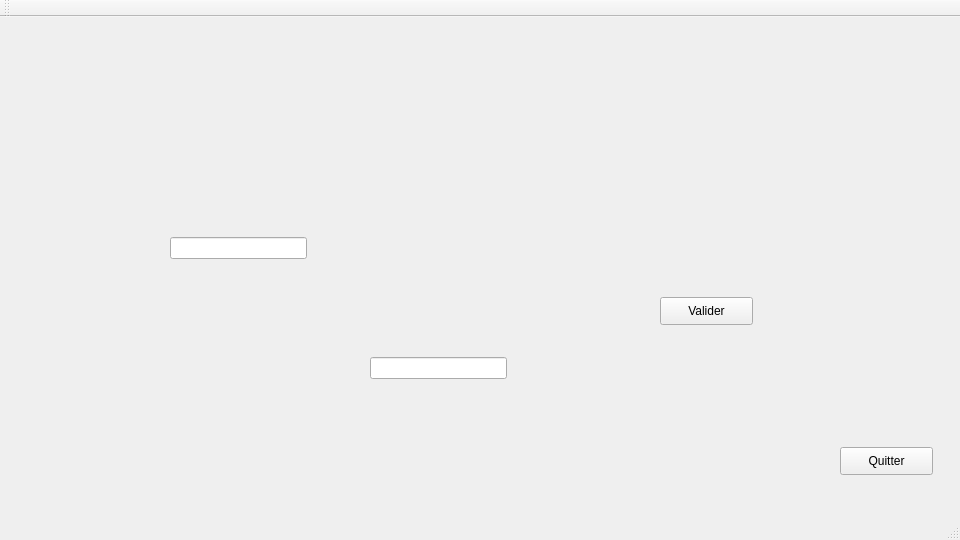
Old version of the form mainwindow.ui in the repository Nardinounet/Gestionnator.
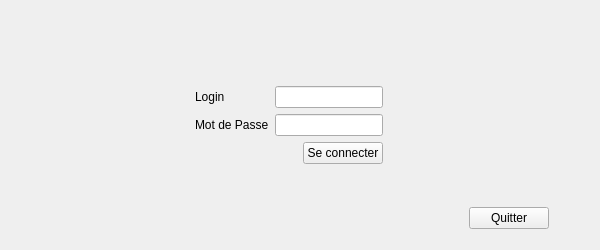
New version of the form.

```diff
--- a/mainwindow.ui
+++ b/mainwindow.ui
@@ -6,14 +6,20 @@
    <rect>
     <x>0</x>
     <y>0</y>
-    <width>960</width>
-    <height>540</height>
+    <width>600</width>
+    <height>250</height>
    </rect>
   </property>
   <property name="minimumSize">
    <size>
-    <width>960</width>
-    <height>540</height>
+    <width>600</width>
+    <height>250</height>
+   </size>
+  </property>
+  <property name="maximumSize">
+   <size>
+    <width>600</width>
+    <height>250</height>
    </size>
   </property>
   <property name="windowTitle">
@@ -23,92 +29,216 @@
    <string notr="true"/>
   </property>
   <widget class="QWidget" name="centralWidget">
-   <widget class="QPushButton" name="BT_Quitter">
-    <property name="geometry">
-     <rect>
-      <x>840</x>
-      <y>430</y>
-      <width>93</width>
-      <height>28</height>
-     </rect>
-    </property>
-    <property name="text">
-     <string>Quitter</string>
-    </property>
-   </widget>
-   <widget class="QPushButton" name="BT_Valider">
-    <property name="geometry">
-     <rect>
-      <x>660</x>
-      <y>280</y>
-      <width>93</width>
-      <height>28</height>
-     </rect>
-    </property>
-    <property name="styleSheet">
-     <string notr="true"/>
-    </property>
-    <property name="text">
-     <string>Valider</string>
-    </property>
-   </widget>
-   <widget class="QLineEdit" name="lineEdit">
-    <property name="geometry">
-     <rect>
-      <x>370</x>
-      <y>340</y>
-      <width>137</width>
-      <height>22</height>
-     </rect>
-    </property>
-    <property name="minimumSize">
-     <size>
-      <width>50</width>
-      <height>0</height>
-     </size>
-    </property>
-   </widget>
-   <widget class="QLineEdit" name="lineEdit_2">
-    <property name="geometry">
-     <rect>
-      <x>170</x>
-      <y>220</y>
-      <width>137</width>
-      <height>22</height>
-     </rect>
-    </property>
-   </widget>
-   <widget class="QWidget" name="gridLayoutWidget">
-    <property name="geometry">
-     <rect>
-      <x>420</x>
-      <y>50</y>
-      <width>160</width>
-      <height>80</height>
-     </rect>
-    </property>
-    <layout class="QGridLayout" name="gridLayout"/>
-   </widget>
+   <layout class="QHBoxLayout" name="horizontalLayout_2">
+    <item>
+     <layout class="QHBoxLayout" name="horizontalLayout">
+      <item>
+       <layout class="QVBoxLayout" name="verticalLayout_4">
+        <item>
+         <spacer name="horizontalSpacer_2">
+          <property name="orientation">
+           <enum>Qt::Horizontal</enum>
+          </property>
+          <property name="sizeHint" stdset="0">
+           <size>
+            <width>40</width>
+            <height>20</height>
+           </size>
+          </property>
+         </spacer>
+        </item>
+       </layout>
+      </item>
+      <item>
+       <layout class="QVBoxLayout" name="verticalLayout_3">
+        <item>
+         <spacer name="verticalSpacer">
+          <property name="orientation">
+           <enum>Qt::Vertical</enum>
+          </property>
+          <property name="sizeHint" stdset="0">
+           <size>
+            <width>20</width>
+            <height>40</height>
+           </size>
+          </property>
+         </spacer>
+        </item>
+        <item>
+         <layout class="QHBoxLayout" name="horizontalLayout_3">
+          <item>
+           <layout class="QVBoxLayout" name="verticalLayout">
+            <item>
+             <widget class="QLabel" name="lab_Login">
+              <property name="text">
+               <string>Login</string>
+              </property>
+             </widget>
+            </item>
+            <item>
+             <widget class="QLabel" name="lab_MDP">
+              <property name="text">
+               <string>Mot de Passe</string>
+              </property>
+             </widget>
+            </item>
+           </layout>
+          </item>
+          <item>
+           <layout class="QVBoxLayout" name="verticalLayout_5">
+            <item>
+             <widget class="QLineEdit" name="LE_login"/>
+            </item>
+            <item>
+             <widget class="QLineEdit" name="LE_MDP">
+              <property name="echoMode">
+               <enum>QLineEdit::Password</enum>
+              </property>
+             </widget>
+            </item>
+           </layout>
+          </item>
+         </layout>
+        </item>
+        <item>
+         <layout class="QHBoxLayout" name="horizontalLayout_8">
+          <item>
+           <spacer name="horizontalSpacer_6">
+            <property name="orientation">
+             <enum>Qt::Horizontal</enum>
+            </property>
+            <property name="sizeHint" stdset="0">
+             <size>
+              <width>40</width>
+              <height>20</height>
+             </size>
+            </property>
+           </spacer>
+          </item>
+          <item>
+           <widget class="QPushButton" name="BT_se_connecter">
+            <property name="text">
+             <string>Se connecter</string>
+            </property>
+           </widget>
+          </item>
+         </layout>
+        </item>
+        <item>
+         <spacer name="verticalSpacer_2">
+          <property name="orientation">
+           <enum>Qt::Vertical</enum>
+          </property>
+          <property name="sizeHint" stdset="0">
+           <size>
+            <width>20</width>
+            <height>40</height>
+           </size>
+          </property>
+         </spacer>
+        </item>
+       </layout>
+      </item>
+      <item>
+       <layout class="QVBoxLayout" name="verticalLayout_2">
+        <item>
+         <spacer name="horizontalSpacer">
+          <property name="orientation">
+           <enum>Qt::Horizontal</enum>
+          </property>
+          <property name="sizeHint" stdset="0">
+           <size>
+            <width>40</width>
+            <height>20</height>
+           </size>
+          </property>
+         </spacer>
+        </item>
+        <item>
+         <spacer name="verticalSpacer_3">
+          <property name="orientation">
+           <enum>Qt::Vertical</enum>
+          </property>
+          <property name="sizeHint" stdset="0">
+           <size>
+            <width>20</width>
+            <height>40</height>
+           </size>
+          </property>
+         </spacer>
+        </item>
+        <item>
+         <layout class="QHBoxLayout" name="horizontalLayout_4">
+          <item>
+           <spacer name="horizontalSpacer_3">
+            <property name="orientation">
+             <enum>Qt::Horizontal</enum>
+            </property>
+            <property name="sizeHint" stdset="0">
+             <size>
+              <width>40</width>
+              <height>20</height>
+             </size>
+            </property>
+           </spacer>
+          </item>
+          <item>
+           <spacer name="horizontalSpacer_5">
+            <property name="orientation">
+             <enum>Qt::Horizontal</enum>
+            </property>
+            <property name="sizeHint" stdset="0">
+             <size>
+              <width>40</width>
+              <height>20</height>
+             </size>
+            </property>
+           </spacer>
+          </item>
+          <item>
+           <widget class="QPushButton" name="BT_Quitter">
+            <property name="text">
+             <string>Quitter</string>
+            </property>
+           </widget>
+          </item>
+          <item>
+           <spacer name="horizontalSpacer_4">
+            <property name="orientation">
+             <enum>Qt::Horizontal</enum>
+            </property>
+            <property name="sizeHint" stdset="0">
+             <size>
+              <width>40</width>
+              <height>20</height>
+             </size>
+            </property>
+           </spacer>
+          </item>
+         </layout>
+        </item>
+        <item>
+         <spacer name="verticalSpacer_4">
+          <property name="orientation">
+           <enum>Qt::Vertical</enum>
+          </property>
+          <property name="sizeType">
+           <enum>QSizePolicy::Fixed</enum>
+          </property>
+          <property name="sizeHint" stdset="0">
+           <size>
+            <width>20</width>
+            <height>10</height>
+           </size>
+          </property>
+         </spacer>
+        </item>
+       </layout>
+      </item>
+     </layout>
+    </item>
+   </layout>
   </widget>
-  <widget class="QMenuBar" name="menuBar">
-   <property name="geometry">
-    <rect>
-     <x>0</x>
-     <y>0</y>
-     <width>960</width>
-     <height>26</height>
-    </rect>
-   </property>
-  </widget>
-  <widget class="QToolBar" name="mainToolBar">
-   <attribute name="toolBarArea">
-    <enum>TopToolBarArea</enum>
-   </attribute>
-   <attribute name="toolBarBreak">
-    <bool>false</bool>
-   </attribute>
-  </widget>
-  <widget class="QStatusBar" name="statusBar"/>
  </widget>
  <layoutdefault spacing="6" margin="11"/>
  <resources/>
```
Left out of the diff: 2 changed lines with no effect on the pictures.
